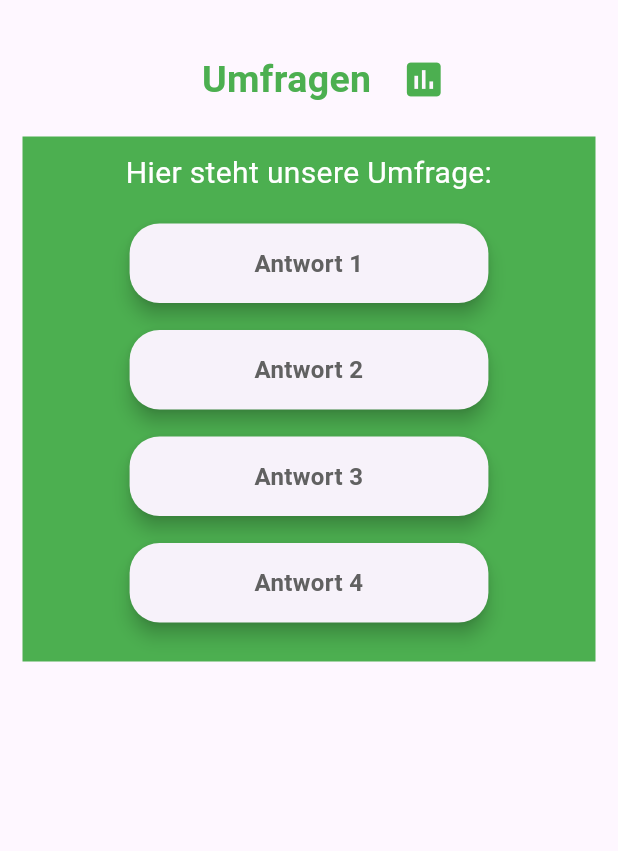
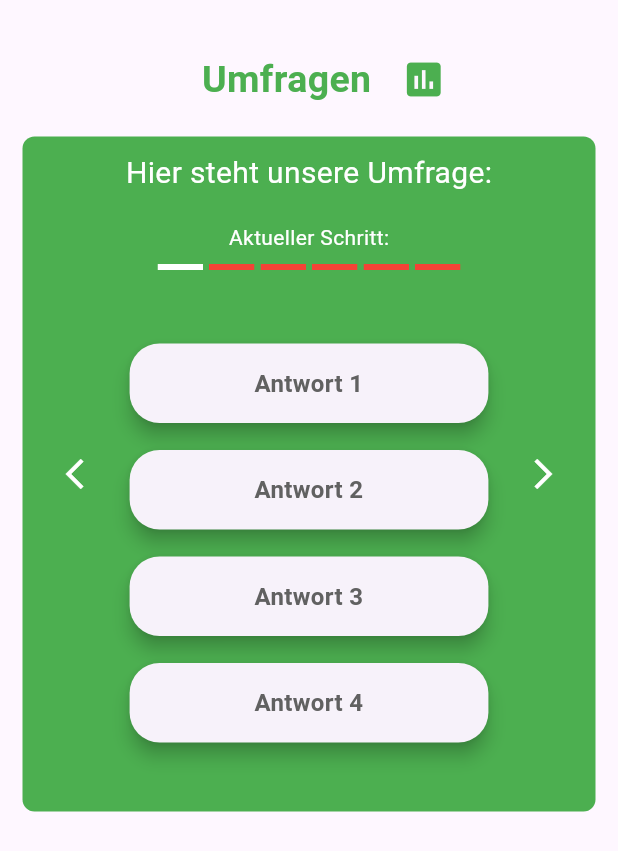
Before and after one commit to Sudki88kurdo/flutter_projekt_App_PartieBremen, a Flutter app: the Poll widget shown alone on an empty page, opened directly, on a phone screen of 412 x 824 dp. Shown: the top 851 px of the screen. Run offline on Flutter 3.47's test engine with Material 3 defaults, Android fonts, the phone set to English and light mode, and no system bars; drawn by our look-alikes of step_progress_indicator; our stand-ins replace cloud_firestore, dio, easy_localization, flutter_bloc, flutter_map, flutter_native_splash and 11 more; missing offline and left inert: bloc_presentation, dart:ffi, geocode; accounts and stored records are empty; generated files the repository leaves out were written again; network calls fail.

Commit message:
design fuer umfragen

```diff
--- a/lib/presentation/poiView/poi_view.dart
+++ b/lib/presentation/poiView/poi_view.dart
@@ -179,8 +179,8 @@ class _Comments extends StatelessWidget {
       margin: const EdgeInsets.all(8),
       padding: const EdgeInsets.all(8),
       decoration: BoxDecoration(
-        color: Colors.grey.withOpacity(1),
-        borderRadius: BorderRadius.circular(16),
+        color: Colors.grey.withOpacity(0.4),
+        borderRadius: BorderRadius.circular(8),
       ),
       child: const Row(
         mainAxisAlignment: MainAxisAlignment.spaceEvenly,
--- a/lib/presentation/poiView/poi_view_provider.dart
+++ b/lib/presentation/poiView/poi_view_provider.dart
@@ -1,11 +1,10 @@
 import 'package:flutter/material.dart';
 import 'package:flutter_app/api/repositories/comment_repository.dart';
+import 'package:flutter_app/api/repositories/poi_repository.dart';
 import 'package:flutter_app/api/repositories/voting_repository.dart';
 import 'package:flutter_app/presentation/poiView/poi_view.dart';
 import 'package:flutter_app/presentation/poiView/poi_view_cubit.dart';
 import 'package:flutter_bloc/flutter_bloc.dart';
-
-import '../../api/repositories/poi_repository.dart';
 
 /// Main entry point of the application if the user is authenticated.
 class PoiViewProvider extends StatelessWidget {
--- a/lib/presentation/poiView/widgets/poll.dart
+++ b/lib/presentation/poiView/widgets/poll.dart
@@ -1,9 +1,17 @@
-import 'package:flutter/cupertino.dart';
 import 'package:flutter/material.dart';
 import 'package:flutter_app/presentation/poiView/widgets/poll_answer.dart';
+import 'package:step_progress_indicator/step_progress_indicator.dart';
 
-class Poll extends StatelessWidget {
+class Poll extends StatefulWidget {
   const Poll({super.key});
+
+  @override
+  State<Poll> createState() => _PollState();
+}
+
+class _PollState extends State<Poll> {
+  int currentStep = 1;
+  int totalSteps = 6;
 
   @override
   Widget build(BuildContext context) {
@@ -34,9 +42,27 @@ class Poll extends StatelessWidget {
           ),
           Container(
             width: MediaQuery.of(context).size.width,
-            height: 350,
+            height: 450,
+            decoration: BoxDecoration(
               color: Colors.green,
-              child: Column(
+              borderRadius: BorderRadius.circular(8),
+            ),
+            child: Flex(
+              mainAxisAlignment: MainAxisAlignment.center,
+              direction: Axis.horizontal,
+              children: [
+                IconButton(
+                  onPressed: () {
+                    if (currentStep != 1) {
+                      setState(() {
+                        currentStep--;
+                      });
+                    }
+                  },
+                  icon: Icon(Icons.arrow_back_ios_new_outlined),
+                  color: Colors.white,
+                ),
+                Column(
                   children: [
                     Padding(
                       padding: const EdgeInsets.all(10.0),
@@ -49,10 +75,43 @@ class Poll extends StatelessWidget {
                         textAlign: TextAlign.center,
                       ),
                     ),
+                    Padding(
+                      padding: const EdgeInsets.all(8.0),
+                      child: Text(
+                        "Aktueller Schritt:",
+                        style: TextStyle(
+                          color: Colors.white,
+                          fontSize: 14,
+                        ),
+                      ),
+                    ),
+                    Container(
+                      width: MediaQuery.of(context).size.width * 0.5,
+                      child: StepProgressIndicator(
+                        totalSteps: totalSteps,
+                        currentStep: currentStep,
+                        selectedColor: Colors.white,
+                        unselectedColor: Colors.red,
+                      ),
+                    ),
+                    Padding(padding: EdgeInsets.all(20)),
                     answerCard("Antwort 1", context),
                     answerCard("Antwort 2", context),
                     answerCard("Antwort 3", context),
                     answerCard("Antwort 4", context),
+                  ],
+                ),
+                IconButton(
+                  onPressed: () {
+                    if (currentStep < totalSteps) {
+                      setState(() {
+                        currentStep++;
+                      });
+                    }
+                  },
+                  icon: Icon(Icons.arrow_forward_ios_outlined),
+                  color: Colors.white,
+                ),
               ],
             ),
           ),
--- a/lib/presentation/poiView/widgets/poll_answer.dart
+++ b/lib/presentation/poiView/widgets/poll_answer.dart
@@ -1,4 +1,3 @@
-import 'package:flutter/cupertino.dart';
 import 'package:flutter/material.dart';
 
 Widget answerCard(String text, BuildContext context) {
--- a/pubspec.yaml
+++ b/pubspec.yaml
@@ -31,10 +31,10 @@ dependencies:
   http: ^1.2.0
   flutter:
     sdk: flutter
+  step_progress_indicator: ^1.0.2
   flutter_map: ^6.1.0
   latlong2: ^0.9.1
   url_launcher: ^6.2.6
-
 
 
   # The following adds the Cupertino Icons font to your application.
@@ -66,6 +66,7 @@ dependencies:
   flutter_svg: ^2.0.10+1
 
 dev_dependencies:
+  very_good_analysis: ^5.1.0
   flutter_test:
     sdk: flutter
 
```
Also changed, not shown: analysis_options.yaml (+27 -27 lines), pubspec.lock, 9 other files. Lines whose indentation alone changed are shown as unchanged.
